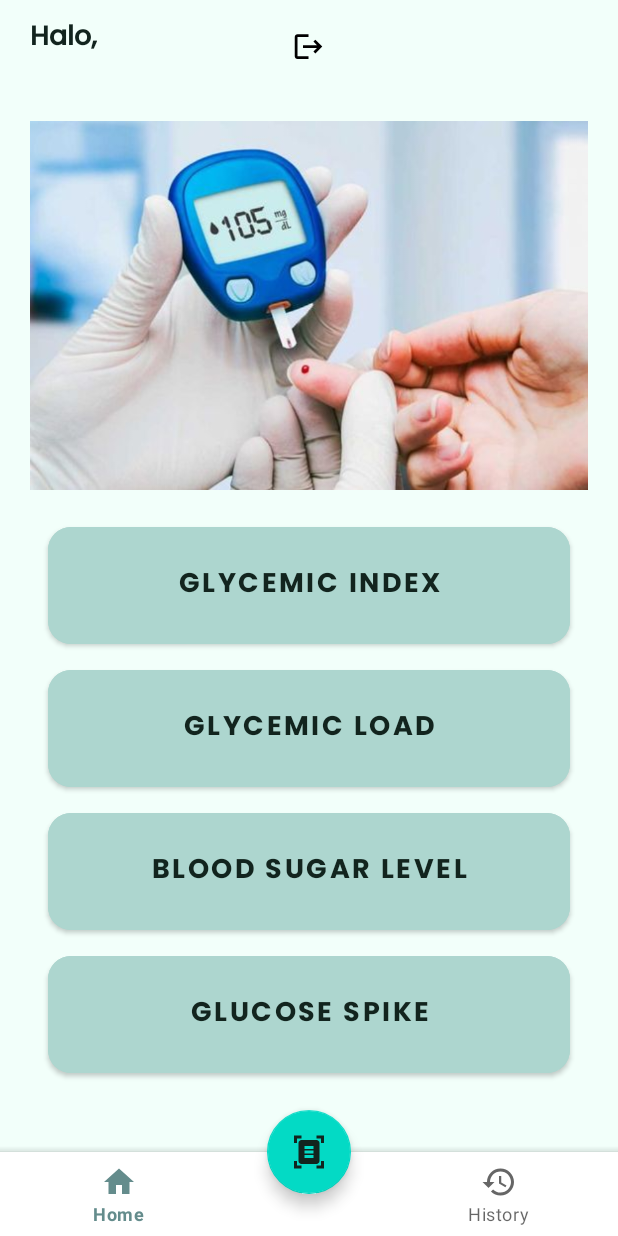
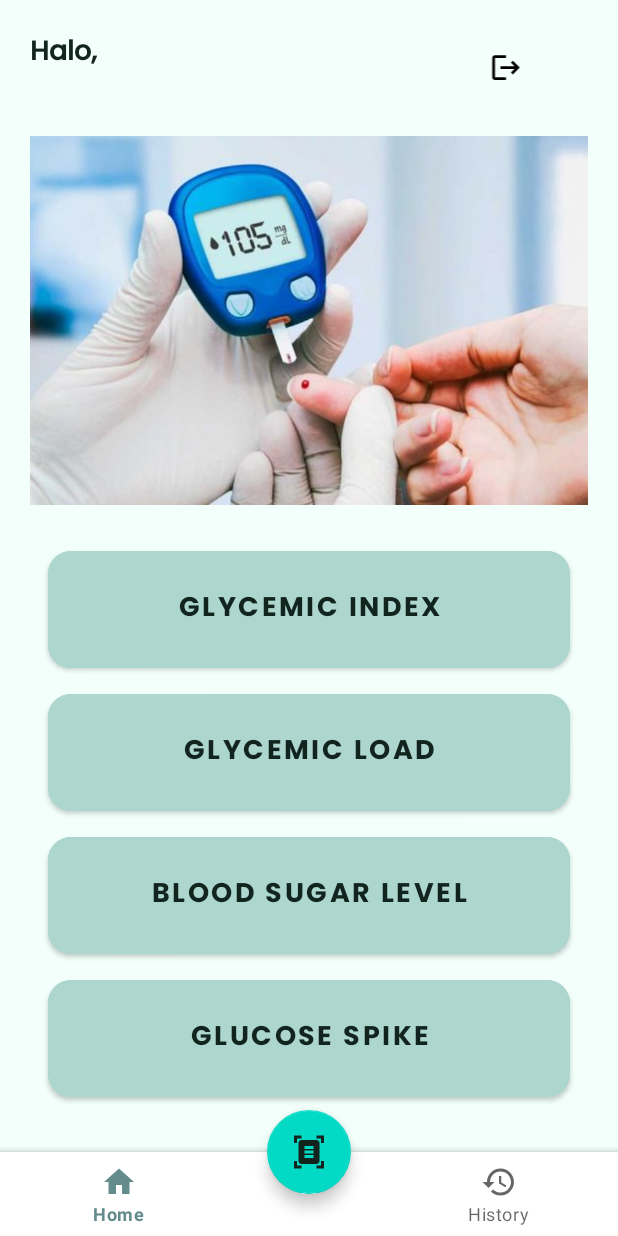
Before and after one commit to GlucoPal/Mobile-Development, an Android app: the HomeFragment screen opened directly, with no data from a screen before it, on a phone screen of 412 x 824 dp. Run offline under Robolectric (Android 15) with nearby library versions, the phone set to English and light mode, and no system bars; our stand-ins replace navigation-ui; 1 statement that could not run was skipped.

Commit message:
update home screen

```diff
--- a/app/src/main/java/com/dicoding/glucopal/ui/home/HomeFragment.kt
+++ b/app/src/main/java/com/dicoding/glucopal/ui/home/HomeFragment.kt
@@ -1,11 +1,11 @@
 package com.dicoding.glucopal.ui.home
 
+import android.annotation.SuppressLint
 import android.content.Intent
 import android.os.Bundle
 import android.view.LayoutInflater
 import android.view.View
 import android.view.ViewGroup
-import androidx.appcompat.app.AppCompatActivity
 import androidx.fragment.app.Fragment
 import androidx.lifecycle.ViewModelProvider
 import com.dicoding.glucopal.MainViewModel
@@ -20,10 +20,9 @@ class HomeFragment : Fragment() {
     private var _binding: FragmentHomeBinding? = null
     private lateinit var viewModel: MainViewModel
 
-    // This property is only valid between onCreateView and
-    // onDestroyView.
     private val binding get() = _binding!!
 
+    @SuppressLint("StringFormatInvalid")
     override fun onCreateView(
         inflater: LayoutInflater,
         container: ViewGroup?,
@@ -33,6 +32,13 @@ class HomeFragment : Fragment() {
         val root: View = binding.root
 
         viewModel = obtainViewModel(this@HomeFragment)
+
+        viewModel.getSession().observe(viewLifecycleOwner) { user ->
+            if (user.token != null) {
+                val username = user.username
+                binding.userName.text = username
+            }
+        }
 
         val logoutButton = binding.logoutButton
         val giButton = binding.giButton
--- a/app/src/main/res/layout/fragment_home.xml
+++ b/app/src/main/res/layout/fragment_home.xml
@@ -10,42 +10,51 @@
         android:id="@+id/relativeLayout"
         android:layout_width="match_parent"
         android:layout_height="wrap_content"
+        android:layout_marginTop="10dp"
+        android:layout_marginBottom="10dp"
+        app:layout_constraintBottom_toTopOf="@+id/ivPicture"
+        app:layout_constraintTop_toTopOf="parent"
         tools:ignore="MissingConstraints">
 
         <ImageView
             android:id="@+id/logoutButton"
             android:layout_width="50dp"
             android:layout_height="50dp"
-            android:layout_centerInParent="true"
-            android:src="@drawable/ic_logout"
-            android:padding="14dp"/>
+            android:layout_alignTop="@+id/userName"
+            android:layout_alignParentEnd="true"
+            android:layout_marginStart="239dp"
+            android:layout_marginTop="-6dp"
+            android:layout_marginEnd="-3dp"
+            android:layout_toEndOf="@+id/userName"
+            android:padding="14dp"
+            android:src="@drawable/ic_logout" />
 
         <TextView
             android:id="@+id/haloText"
             android:layout_width="wrap_content"
             android:layout_height="wrap_content"
+            android:fontFamily="@font/poppins_medium"
+            android:paddingStart="20dp"
+            android:paddingTop="10dp"
             android:text="@string/halo"
             android:textColor="@color/black"
+            android:textSize="18sp"
             android:textStyle="bold"
-            android:textSize="18sp"
-            android:paddingTop="10dp"
-            android:paddingStart="20dp"
-            android:fontFamily="@font/poppins_medium"
             tools:ignore="RtlSymmetry" />
 
         <TextView
             android:id="@+id/userName"
             android:layout_width="wrap_content"
             android:layout_height="wrap_content"
+            android:layout_marginTop="@dimen/activity_horizontal_margin"
+            android:fontFamily="@font/poppins_medium"
+            android:paddingStart="20dp"
+            android:paddingTop="15dp"
             android:textColor="@color/black"
+            android:textSize="18sp"
             android:textStyle="bold"
-            android:textSize="18sp"
-            android:fontFamily="@font/poppins_medium"
-            android:layout_marginTop="@dimen/activity_horizontal_margin"
-            android:paddingTop="15dp"
-            android:paddingStart="20dp"
-            tools:text="Nama User"
-            tools:ignore="RtlSymmetry" />
+            tools:ignore="RtlSymmetry"
+            tools:text="Nama User" />
 
     </RelativeLayout>
 
@@ -66,11 +75,11 @@
         android:layout_width="0dp"
         android:layout_height="90dp"
         android:layout_marginStart="32dp"
-        android:layout_marginTop="0dp"
+        android:layout_marginTop="16dp"
         android:layout_marginEnd="32dp"
         android:backgroundTint="@color/blue_item"
+        android:fontFamily="@font/poppins_bold"
         android:text="@string/glycemic_index"
-        android:fontFamily="@font/poppins_bold"
         android:textColor="@color/black"
         android:textSize="18sp"
         app:cornerRadius="15dp"
```
